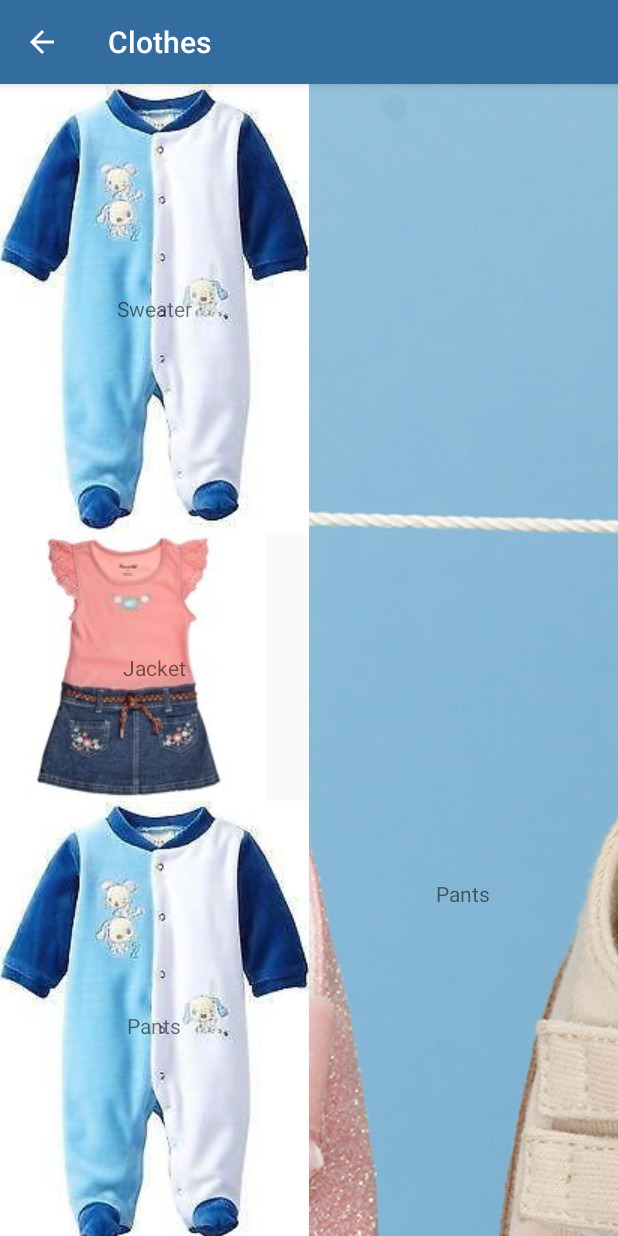
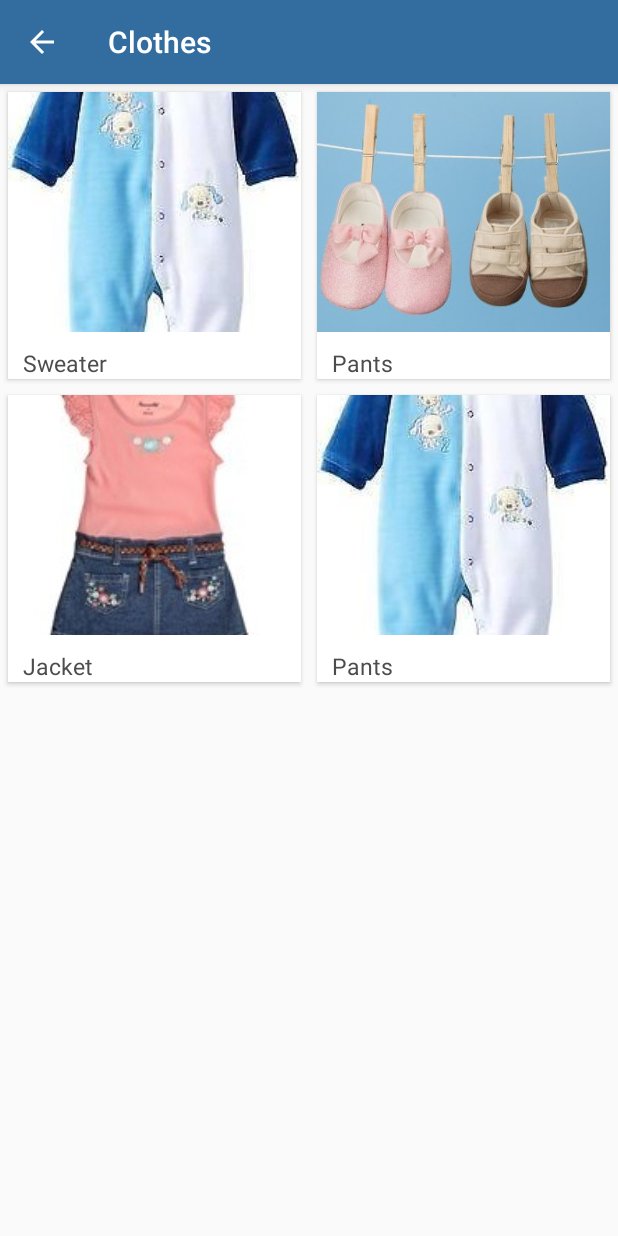
Before and after one commit to GianpaMX/mama-digital, an Android app: the ClothesListingActivity screen opened directly, with no data from a screen before it, on a phone screen of 412 x 824 dp. Run offline under Robolectric (Android 15) with nearby library versions, the phone set to English and light mode, and no system bars.

Commit message:
New grid and fab

```diff
--- a/app/src/main/java/io/github/gianpamx/mamadigital/Clothes.kt
+++ b/app/src/main/java/io/github/gianpamx/mamadigital/Clothes.kt
@@ -2,4 +2,4 @@ package io.github.gianpamx.mamadigital
 
 import java.io.Serializable
 
-class Clothes(val title: String, val image: Int) : Serializable
+class Clothes(val title: String, val image: Int, val description: String) : Serializable
--- a/app/src/main/java/io/github/gianpamx/mamadigital/ClothesAdapter.kt
+++ b/app/src/main/java/io/github/gianpamx/mamadigital/ClothesAdapter.kt
@@ -4,6 +4,7 @@ import android.support.v7.widget.RecyclerView
 import android.view.LayoutInflater
 import android.view.View
 import android.view.ViewGroup
+import com.bumptech.glide.Glide
 import kotlinx.android.synthetic.main.clothes_listing_item.view.*
 
 class ClothesAdapter(var clothes: List<Clothes>, var listener: OnClothesSelected?) : RecyclerView.Adapter<ClothesAdapter.CategoryHolder>() {
@@ -19,8 +20,12 @@ class ClothesAdapter(var clothes: List<Clothes>, var listener: OnClothesSelected
 
     class CategoryHolder(itemView: View, val listener: OnClothesSelected?) : RecyclerView.ViewHolder(itemView) {
         fun bind(clothes: Clothes) {
-            itemView.imageView.setImageResource(clothes.image)
+            Glide.with(itemView.context).load(clothes.image).centerCrop().into(itemView.imageView)
+
+            itemView.imageView.isClickable = false
+            itemView.titleTextView.isClickable = false
             itemView.titleTextView.text = clothes.title
+            itemView.isClickable = true
             itemView.setOnClickListener { listener?.onCategorySelected(clothes) }
         }
     }
--- a/app/src/main/java/io/github/gianpamx/mamadigital/ClothesListingActivity.kt
+++ b/app/src/main/java/io/github/gianpamx/mamadigital/ClothesListingActivity.kt
@@ -20,10 +20,10 @@ class ClothesListingActivity : AppCompatActivity(), ClothesAdapter.OnClothesSele
 
         setTitle(R.string.clothes_activity_title)
 
-        categories.add(Clothes("Sweater", R.drawable.baby1))
-        categories.add(Clothes("Pants", R.drawable.baby2))
-        categories.add(Clothes("Jacket", R.drawable.baby3))
-        categories.add(Clothes("Pants", R.drawable.baby1))
+        categories.add(Clothes("Sweater", R.drawable.baby1, ""))
+        categories.add(Clothes("Pants", R.drawable.baby2, ""))
+        categories.add(Clothes("Jacket", R.drawable.baby3, ""))
+        categories.add(Clothes("Pants", R.drawable.baby1, ""))
 
         categoryRecyclerView.setHasFixedSize(true)
         categoryRecyclerView.layoutManager = StaggeredGridLayoutManager(2, StaggeredGridLayoutManager.VERTICAL)
--- a/app/src/main/java/io/github/gianpamx/mamadigital/DetailsActivity.kt
+++ b/app/src/main/java/io/github/gianpamx/mamadigital/DetailsActivity.kt
@@ -24,5 +24,6 @@ class DetailsActivity : AppCompatActivity() {
 
         imageView.setImageResource(clothes.image)
         titleTextView.text = clothes.title
+        descriptionTextView.text = clothes.description
     }
 }
--- a/app/src/main/res/layout/clothes_listing_item.xml
+++ b/app/src/main/res/layout/clothes_listing_item.xml
@@ -1,19 +1,42 @@
-<?xml version="1.0" encoding="utf-8"?>
-<FrameLayout xmlns:android="http://schemas.android.com/apk/res/android"
+<LinearLayout xmlns:android="http://schemas.android.com/apk/res/android"
+    xmlns:card_view="http://schemas.android.com/apk/res-auto"
     android:layout_width="match_parent"
     android:layout_height="wrap_content">
 
-    <ImageView
-        android:id="@+id/imageView"
-        android:layout_width="wrap_content"
-        android:layout_height="wrap_content"
-        android:scaleType="centerCrop" />
+    <android.support.v7.widget.CardView
+        android:id="@+id/card_view"
+        android:layout_width="match_parent"
+        android:layout_height="match_parent"
+        android:layout_gravity="center"
+        android:layout_margin="@dimen/card_margin"
+        android:elevation="3dp"
+        card_view:cardCornerRadius="@dimen/card_album_radius">
 
-    <TextView
-        android:id="@+id/titleTextView"
-        android:layout_width="wrap_content"
-        android:layout_height="wrap_content"
-        android:layout_gravity="center"
-        android:text="Category" />
+        <RelativeLayout
+            android:layout_width="match_parent"
+            android:layout_height="match_parent">
 
-</FrameLayout>
+            <ImageView
+                android:id="@+id/imageView"
+                android:layout_width="match_parent"
+                android:layout_height="@dimen/album_cover_height"
+                android:background="?attr/selectableItemBackgroundBorderless"
+                android:clickable="true"
+                android:scaleType="fitXY" />
+
+            <TextView
+                android:id="@+id/titleTextView"
+                android:layout_width="match_parent"
+                android:layout_height="wrap_content"
+                android:layout_below="@id/imageView"
+                android:paddingLeft="@dimen/album_title_padding"
+                android:paddingRight="@dimen/album_title_padding"
+                android:paddingTop="@dimen/album_title_padding"
+                android:textColor="@color/album_title"
+                android:textSize="@dimen/album_title" />
+
+        </RelativeLayout>
+
+    </android.support.v7.widget.CardView>
+
+</LinearLayout>
```
Also changed, not shown: app/src/main/res/drawable/ic_add_24dp.xml (added, +9 -0 lines), app/src/main/res/layout/details_activity.xml (+11 -32 lines).
